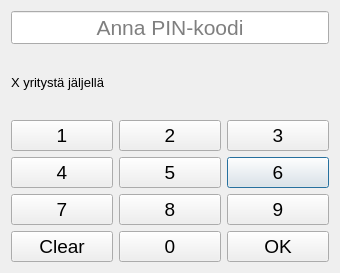
Before: the Qt Designer form qt/pinCodeDLL/pincodeui.ui in lassesuomela/banksim, drawn with Qt 5.
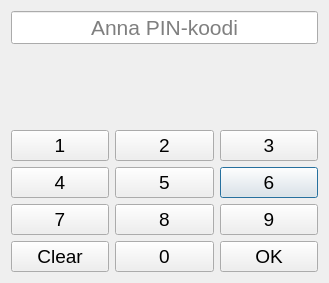
After: the same form once the commit is applied.

```diff
--- a/qt/pinCodeDLL/pincodeui.ui
+++ b/qt/pinCodeDLL/pincodeui.ui
@@ -6,8 +6,8 @@
    <rect>
     <x>0</x>
     <y>0</y>
-    <width>340</width>
-    <height>273</height>
+    <width>329</width>
+    <height>283</height>
    </rect>
   </property>
   <property name="font">
@@ -54,7 +54,7 @@
         </font>
        </property>
        <property name="text">
-        <string>X yritystä jäljellä</string>
+        <string/>
        </property>
       </widget>
      </item>
```
